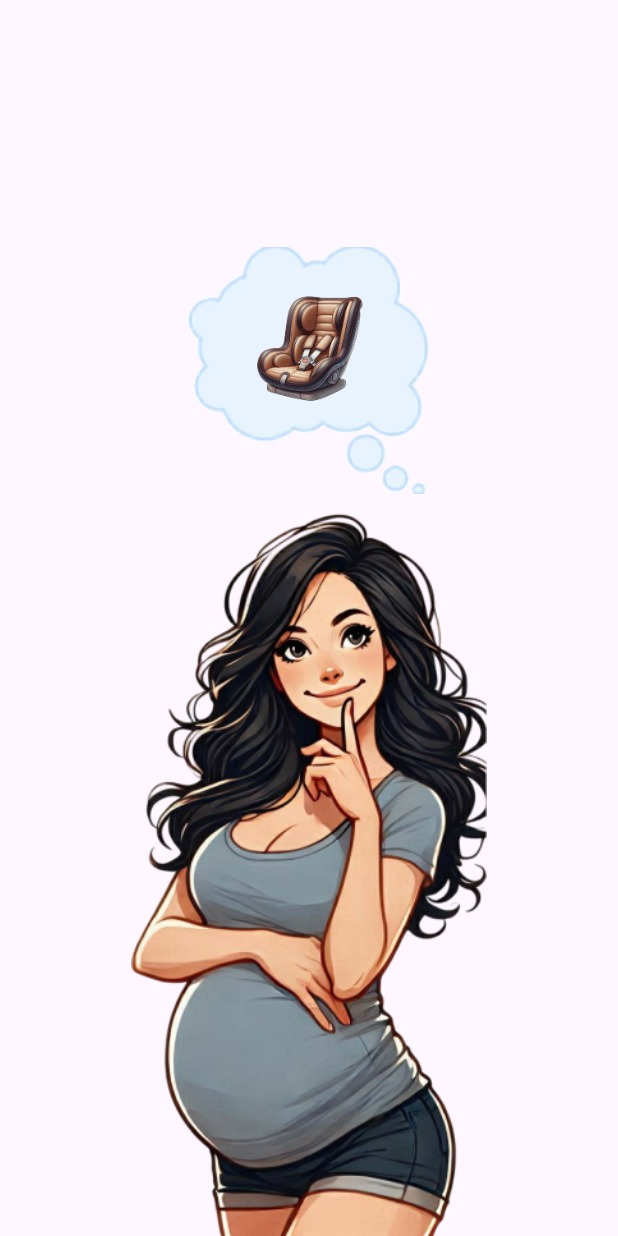
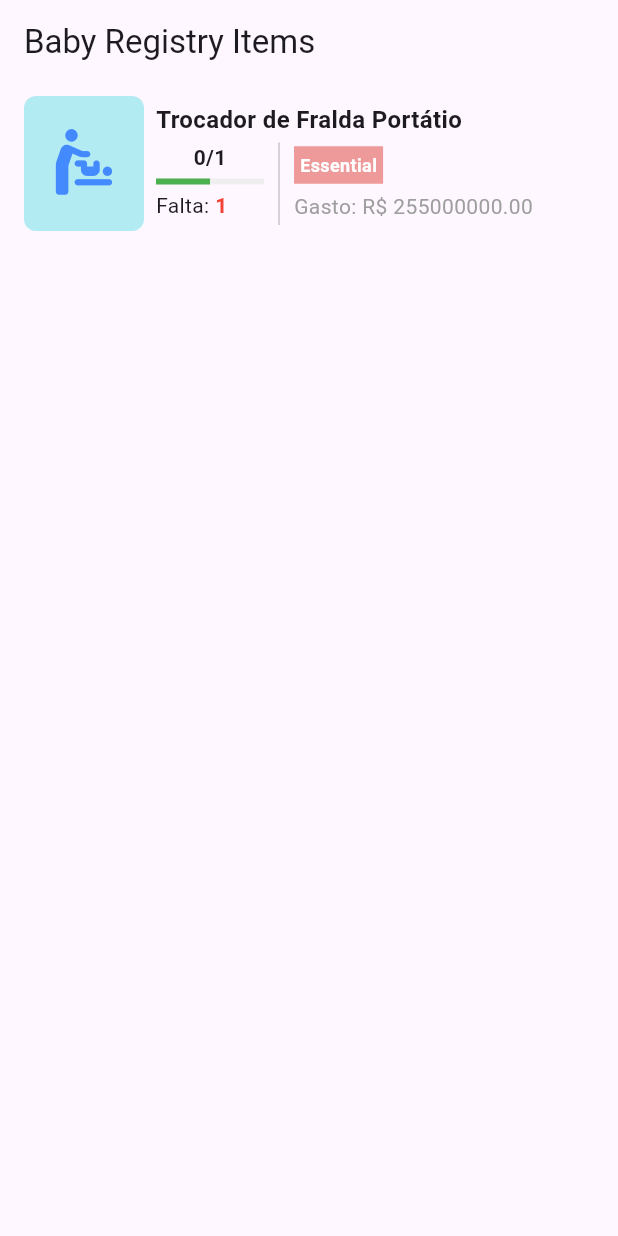
Before and after one commit to ricardooliver-ads-2019/enxoval_baby, a Flutter app: the screen it shows after launch, on a phone screen of 412 x 824 dp. Run offline on Flutter 3.47's test engine with Material 3 defaults, Android fonts, the phone set to English and light mode, and no system bars; our stand-ins replace go_router.

Commit message:
feat(Home):Cria a estrutura da tela home

```diff
--- a/lib/app/enxoval_baby_app.dart
+++ b/lib/app/enxoval_baby_app.dart
@@ -1,4 +1,4 @@
-import 'package:enxoval_baby/navigation/app_router.dart';
+import 'package:enxoval_baby/config/navigation/app_router.dart';
 import 'package:flutter/material.dart';
 
 class EnxovalBabyApp extends StatefulWidget {
--- /dev/null
+++ b/lib/app/features/home_enxoval/home_enxoval_screen.dart
@@ -0,0 +1,32 @@
+import 'package:enxoval_baby/app/features/home_enxoval/widgets/item_card.dart';
+import 'package:flutter/material.dart';
+
+class HomeEnxovalScreen extends StatefulWidget {
+  const HomeEnxovalScreen({super.key});
+
+  @override
+  State<HomeEnxovalScreen> createState() => _HomeEnxovalScreenState();
+}
+
+class _HomeEnxovalScreenState extends State<HomeEnxovalScreen> {
+  @override
+  Widget build(BuildContext context) {
+    return Scaffold(
+      appBar: AppBar(title: const Text('Baby Registry Items')),
+      body: ListView(
+        children: [
+          ItemCard(
+            itemName: 'Trocador de Fralda Portátio',
+            amountSpent: 255000000,
+            bought: 0,
+            total: 1,
+            priority: 'Essential',
+            progress: 0.5,
+            itemIcon: Icons.baby_changing_station_rounded,
+            onDetails: () {},
+          ),
+        ],
+      ),
+    );
+  }
+}
--- /dev/null
+++ b/lib/app/features/home_enxoval/utils/routes/home_enxoval_routes.dart
@@ -0,0 +1,19 @@
+import 'package:enxoval_baby/app/features/home_enxoval/home_enxoval_screen.dart';
+import 'package:go_router/go_router.dart';
+
+enum HomeEnxovalRoutes {
+  homeEnxoval('homeEnxoval');
+
+  final String routeName;
+  const HomeEnxovalRoutes(this.routeName);
+
+  String get path => '/$routeName';
+
+  static List<GoRoute> routes = [
+    GoRoute(
+      name: homeEnxoval.routeName,
+      path: homeEnxoval.path,
+      builder: (context, state) => const HomeEnxovalScreen(),
+    )
+  ];
+}
--- a/lib/widgets/item_card.dart
+++ b/lib/app/features/home_enxoval/widgets/item_card.dart
@@ -27,6 +27,8 @@ class ItemCard extends StatelessWidget {
     return GestureDetector(
       onTap: onDetails,
       child: Card(
+        shadowColor: Colors.transparent,
+        color: Colors.transparent,
         shape: RoundedRectangleBorder(
           borderRadius: BorderRadius.circular(8),
         ),
--- a/lib/navigation/app_router.dart
+++ b/lib/config/navigation/app_router.dart
@@ -1,3 +1,4 @@
+import 'package:enxoval_baby/app/features/home_enxoval/utils/routes/home_enxoval_routes.dart';
 import 'package:enxoval_baby/app/features/splash/utils/splash_routes.dart';
 import 'package:flutter/material.dart';
 import 'package:go_router/go_router.dart';
@@ -10,6 +11,7 @@ class AppRouter {
       redirect: _redirect,
       routes: [
         ...SplashRoutes.routes,
+        ...HomeEnxovalRoutes.routes,
       ],
     );
   }
```
Also changed, not shown: lib/app/features/splash/view/splash_screen.dart (+3 -5 lines), lib/main.dart (+0 -33 lines).
